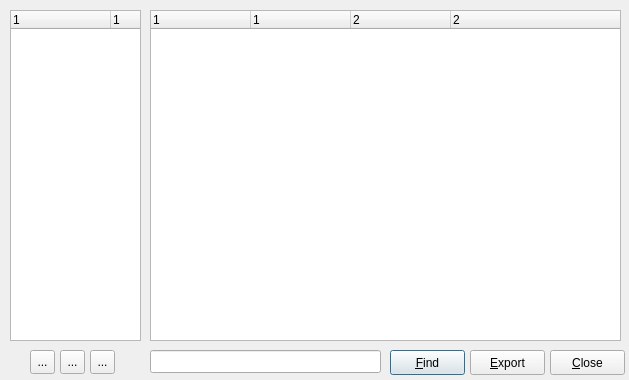
Before: the Qt Designer form main/synapse-im/src/historydlgui.ui in BackupTheBerlios/synapse-xmpp-svn, drawn with Qt 5.
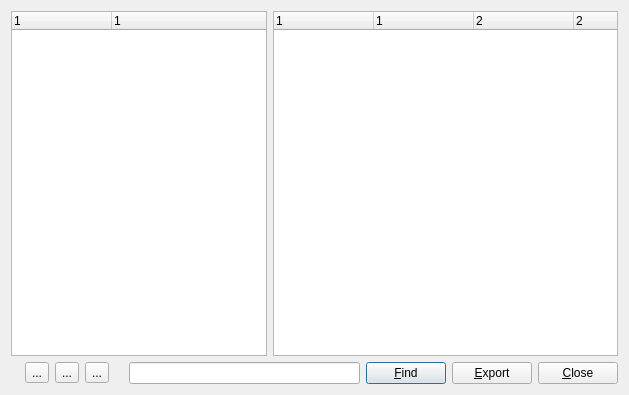
After: the same form once the commit is applied. Icons and pictures are not drawn.

Commit message: Ability to correctly resize history dialog window. Fixes comments shown while preparing for compilation.

Diff of the .ui file:
```diff
--- a/main/synapse-im/src/historydlgui.ui
+++ b/main/synapse-im/src/historydlgui.ui
@@ -6,30 +6,22 @@
     <x>0</x>
     <y>0</y>
     <width>629</width>
-    <height>380</height>
+    <height>395</height>
    </rect>
   </property>
   <property name="windowTitle" >
    <string>Dialog</string>
   </property>
-  <widget class="QLineEdit" name="le_find" >
-   <property name="geometry" >
-    <rect>
-     <x>150</x>
-     <y>350</y>
-     <width>231</width>
-     <height>23</height>
-    </rect>
-   </property>
-  </widget>
+  <layout class="QVBoxLayout" >
+   <item>
+    <layout class="QHBoxLayout" >
+     <item>
   <widget class="QTreeWidget" name="DateTree" >
-   <property name="geometry" >
-    <rect>
-     <x>10</x>
-     <y>10</y>
-     <width>131</width>
-     <height>331</height>
-    </rect>
+       <property name="sizePolicy" >
+        <sizepolicy vsizetype="Expanding" hsizetype="Fixed" >
+         <horstretch>0</horstretch>
+         <verstretch>0</verstretch>
+        </sizepolicy>
    </property>
    <property name="contextMenuPolicy" >
     <enum>Qt::CustomContextMenu</enum>
@@ -57,31 +49,74 @@
     </property>
    </column>
   </widget>
-  <widget class="QToolButton" name="tb_previousMonth" >
-   <property name="geometry" >
-    <rect>
-     <x>90</x>
-     <y>350</y>
-     <width>25</width>
-     <height>24</height>
-    </rect>
-   </property>
+     </item>
+     <item>
+      <widget class="QTreeWidget" name="EventsTree" >
+       <property name="contextMenuPolicy" >
+        <enum>Qt::CustomContextMenu</enum>
+       </property>
+       <property name="horizontalScrollBarPolicy" >
+        <enum>Qt::ScrollBarAlwaysOff</enum>
+       </property>
+       <property name="showDropIndicator" stdset="0" >
+        <bool>false</bool>
+       </property>
+       <property name="rootIsDecorated" >
+        <bool>false</bool>
+       </property>
+       <property name="itemsExpandable" >
+        <bool>true</bool>
+       </property>
+       <property name="allColumnsShowFocus" >
+        <bool>true</bool>
+       </property>
+       <property name="columnCount" >
+        <number>4</number>
+       </property>
+       <column>
    <property name="text" >
-    <string>...</string>
-   </property>
-   <property name="icon" >
-    <iconset resource="../iconsets.qrc" >:/iconsets/system/default/arrow_right.png</iconset>
-   </property>
-  </widget>
+         <string>1</string>
+        </property>
+       </column>
+       <column>
+        <property name="text" >
+         <string>1</string>
+        </property>
+       </column>
+       <column>
+        <property name="text" >
+         <string>2</string>
+        </property>
+       </column>
+       <column>
+        <property name="text" >
+         <string>2</string>
+        </property>
+       </column>
+      </widget>
+     </item>
+    </layout>
+   </item>
+   <item>
+    <layout class="QHBoxLayout" >
+     <item>
+      <spacer>
+       <property name="orientation" >
+        <enum>Qt::Horizontal</enum>
+       </property>
+       <property name="sizeType" >
+        <enum>QSizePolicy::Fixed</enum>
+       </property>
+       <property name="sizeHint" >
+        <size>
+         <width>14</width>
+         <height>20</height>
+        </size>
+       </property>
+      </spacer>
+     </item>
+     <item>
   <widget class="QToolButton" name="tb_nextMonth" >
-   <property name="geometry" >
-    <rect>
-     <x>30</x>
-     <y>350</y>
-     <width>25</width>
-     <height>24</height>
-    </rect>
-   </property>
    <property name="text" >
     <string>...</string>
    </property>
@@ -89,15 +124,48 @@
     <iconset resource="../iconsets.qrc" >:/iconsets/system/default/arrow_left.png</iconset>
    </property>
   </widget>
+     </item>
+     <item>
+      <widget class="QToolButton" name="tb_latest" >
+       <property name="text" >
+        <string>...</string>
+       </property>
+       <property name="icon" >
+        <iconset resource="../iconsets.qrc" >:/iconsets/system/default/arrow_up.png</iconset>
+       </property>
+      </widget>
+     </item>
+     <item>
+      <widget class="QToolButton" name="tb_previousMonth" >
+       <property name="text" >
+        <string>...</string>
+       </property>
+       <property name="icon" >
+        <iconset resource="../iconsets.qrc" >:/iconsets/system/default/arrow_right.png</iconset>
+       </property>
+      </widget>
+     </item>
+     <item>
+      <spacer>
+       <property name="orientation" >
+        <enum>Qt::Horizontal</enum>
+       </property>
+       <property name="sizeType" >
+        <enum>QSizePolicy::Fixed</enum>
+       </property>
+       <property name="sizeHint" >
+        <size>
+         <width>14</width>
+         <height>20</height>
+        </size>
+       </property>
+      </spacer>
+     </item>
+     <item>
+      <widget class="QLineEdit" name="le_find" />
+     </item>
+     <item>
   <widget class="QPushButton" name="pb_find" >
-   <property name="geometry" >
-    <rect>
-     <x>390</x>
-     <y>350</y>
-     <width>75</width>
-     <height>25</height>
-    </rect>
-   </property>
    <property name="text" >
     <string>&amp;Find</string>
    </property>
@@ -105,31 +173,9 @@
     <iconset resource="../iconsets.qrc" >:/iconsets/system/default/history.png</iconset>
    </property>
   </widget>
-  <widget class="QPushButton" name="pb_close" >
-   <property name="geometry" >
-    <rect>
-     <x>550</x>
-     <y>350</y>
-     <width>75</width>
-     <height>25</height>
-    </rect>
-   </property>
-   <property name="text" >
-    <string>&amp;Close</string>
-   </property>
-   <property name="icon" >
-    <iconset resource="../iconsets.qrc" >:/iconsets/system/default/close.png</iconset>
-   </property>
-  </widget>
+     </item>
+     <item>
   <widget class="QPushButton" name="pb_export" >
-   <property name="geometry" >
-    <rect>
-     <x>470</x>
-     <y>350</y>
-     <width>75</width>
-     <height>25</height>
-    </rect>
-   </property>
    <property name="text" >
     <string>&amp;Export</string>
    </property>
@@ -137,73 +183,20 @@
     <iconset resource="../iconsets.qrc" >:/iconsets/system/default/download.png</iconset>
    </property>
   </widget>
-  <widget class="QToolButton" name="tb_latest" >
-   <property name="geometry" >
-    <rect>
-     <x>60</x>
-     <y>350</y>
-     <width>25</width>
-     <height>24</height>
-    </rect>
-   </property>
+     </item>
+     <item>
+      <widget class="QPushButton" name="pb_close" >
    <property name="text" >
-    <string>...</string>
+        <string>&amp;Close</string>
    </property>
    <property name="icon" >
-    <iconset resource="../iconsets.qrc" >:/iconsets/system/default/arrow_up.png</iconset>
-   </property>
-  </widget>
-  <widget class="QTreeWidget" name="EventsTree" >
-   <property name="geometry" >
-    <rect>
-     <x>150</x>
-     <y>10</y>
-     <width>471</width>
-     <height>331</height>
-    </rect>
-   </property>
-   <property name="contextMenuPolicy" >
-    <enum>Qt::CustomContextMenu</enum>
-   </property>
-   <property name="horizontalScrollBarPolicy" >
-    <enum>Qt::ScrollBarAlwaysOff</enum>
-   </property>
-   <property name="showDropIndicator" stdset="0" >
-    <bool>false</bool>
-   </property>
-   <property name="rootIsDecorated" >
-    <bool>false</bool>
-   </property>
-   <property name="itemsExpandable" >
-    <bool>true</bool>
-   </property>
-   <property name="allColumnsShowFocus" >
-    <bool>true</bool>
-   </property>
-   <property name="columnCount" >
-    <number>4</number>
-   </property>
-   <column>
-    <property name="text" >
-     <string>1</string>
-    </property>
-   </column>
-   <column>
-    <property name="text" >
-     <string>1</string>
-    </property>
-   </column>
-   <column>
-    <property name="text" >
-     <string>2</string>
-    </property>
-   </column>
-   <column>
-    <property name="text" >
-     <string>2</string>
-    </property>
-   </column>
-  </widget>
+        <iconset resource="../iconsets.qrc" >:/iconsets/system/default/close.png</iconset>
+       </property>
+      </widget>
+     </item>
+    </layout>
+   </item>
+  </layout>
  </widget>
  <resources>
   <include location="../psi.qrc" />
```
Lines whose indentation alone changed are shown as unchanged. The commit also changes 1 other file.
